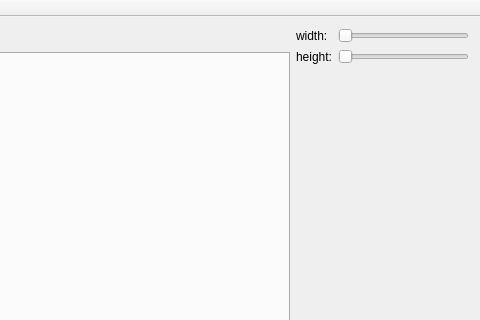
This is mainwindow.ui in LeRoii/imageFusionTool as Qt 5 draws it before an edit; both pictures show x 584 to 1064 and y 0 to 320 of the 1064 by 644 pixel window. The edited form follows.
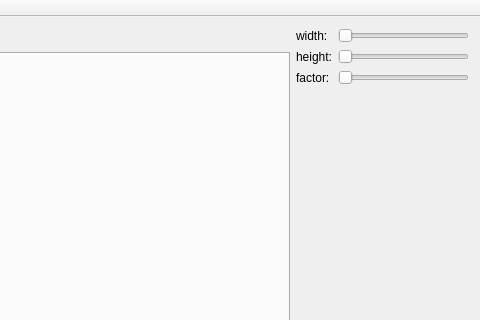
This is the edited form.

Commit message: add factor slider

Diff of the .ui file:
```diff
--- a/mainwindow.ui
+++ b/mainwindow.ui
@@ -119,6 +119,13 @@
             </property>
            </widget>
           </item>
+          <item row="1" column="1">
+           <widget class="QSlider" name="roiHhorizontalSlider">
+            <property name="orientation">
+             <enum>Qt::Horizontal</enum>
+            </property>
+           </widget>
+          </item>
           <item row="0" column="1">
            <widget class="QSlider" name="roiWHorizontalSlider">
             <property name="orientation">
@@ -133,8 +140,15 @@
             </property>
            </widget>
           </item>
-          <item row="1" column="1">
-           <widget class="QSlider" name="roiHhorizontalSlider">
+          <item row="2" column="0">
+           <widget class="QLabel" name="factorLabel">
+            <property name="text">
+             <string>factor:</string>
+            </property>
+           </widget>
+          </item>
+          <item row="2" column="1">
+           <widget class="QSlider" name="factorHorizontalSlider">
             <property name="orientation">
              <enum>Qt::Horizontal</enum>
             </property>
```
